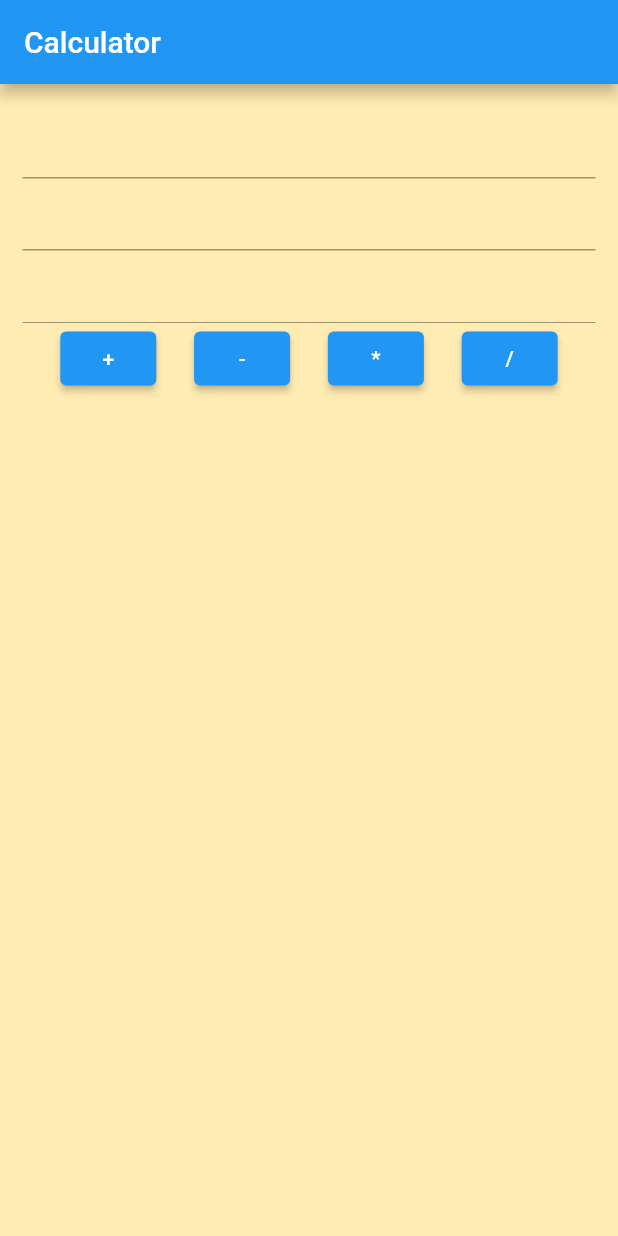
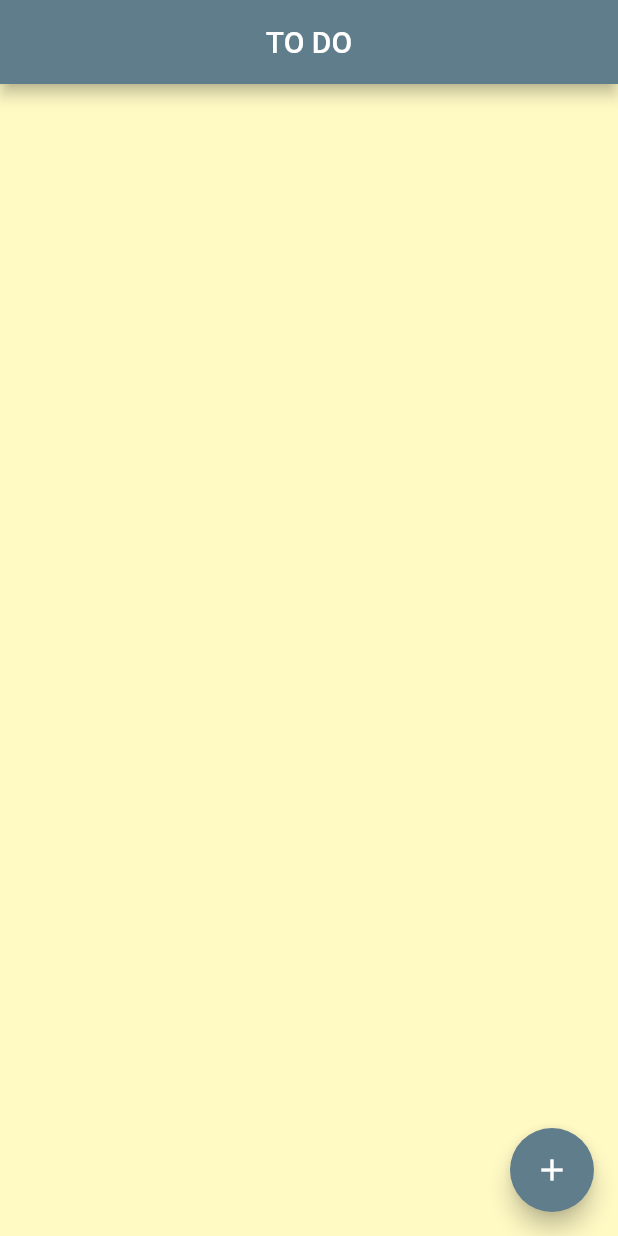
Before and after one commit to Safeer-Hussain/flutter_application_1, a Flutter app: the screen it shows after launch, on a phone screen of 412 x 824 dp. Run offline on Flutter 3.47's test engine with Material 2 defaults, Android fonts, the phone set to English and light mode, and no system bars; our stand-ins replace flutter_slidable.

```diff
--- a/lib/main.dart
+++ b/lib/main.dart
@@ -1,81 +1,22 @@
 // ignore_for_file: dead_code
 
 import 'package:flutter/material.dart';
+
+import 'pages/home_page.dart';
 
 void main() {
   runApp(const MainApp());
 }
 
-class MainApp extends StatefulWidget {
+class MainApp extends StatelessWidget {
   const MainApp({super.key});
-
-  @override
-  State<MainApp> createState() => _MainAppState();
-}
-
-class _MainAppState extends State<MainApp> {
-  var firstValue = TextEditingController();
-  var secondValue = TextEditingController();
-  var finalValue = TextEditingController();
 
   @override
   Widget build(BuildContext context) {
     return MaterialApp(
-      home: Scaffold(
-        appBar: AppBar(title: const Text("Calculator")),
-        body: Container(
-          padding: const EdgeInsets.all(15.0),
-          color: Colors.amber.shade100,
-          child: Column(children: [
-            TextField(
-              controller: firstValue,
-              keyboardType: TextInputType.number,
-            ),
-            TextField(
-              controller: secondValue,
-              keyboardType: TextInputType.number,
-            ),
-            TextField(controller: finalValue, enabled: false),
-            Row(
-              mainAxisAlignment: MainAxisAlignment.spaceEvenly,
-              children: [
-                button(value1: firstValue, value2: secondValue, operator: "+"),
-                button(value1: firstValue, value2: secondValue, operator: "-"),
-                button(value1: firstValue, value2: secondValue, operator: "*"),
-                button(value1: firstValue, value2: secondValue, operator: "/"),
-              ],
-            )
-          ]),
-        ),
-      ),
+      home: const HomePage(),
+      debugShowCheckedModeBanner: false,
+      theme: ThemeData(primarySwatch: Colors.blueGrey),
     );
   }
-
-  ElevatedButton button(
-      {required dynamic value1,
-      required dynamic value2,
-      required String operator}) {
-    return ElevatedButton(
-        onPressed: () {
-          switch (operator) {
-            case "+":
-              finalValue.text =
-                  (int.parse(value1.text) + int.parse(value2.text)).toString();
-              break;
-            case "-":
-              finalValue.text =
-                  (int.parse(value1.text) - int.parse(value2.text)).toString();
-              break;
-            case "*":
-              finalValue.text =
-                  (int.parse(value1.text) * int.parse(value2.text)).toString();
-              break;
-            case "/":
-              finalValue.text =
-                  (int.parse(value1.text) / int.parse(value2.text)).toString();
-              break;
-          }
-        },
-        child: Text(operator));
-  }
 }
--- /dev/null
+++ b/lib/pages/home_page.dart
@@ -0,0 +1,68 @@
+import 'package:flutter/material.dart';
+import 'package:flutter_application_1/utilities/todo_tile.dart';
+
+import '../utilities/dialog_box.dart';
+
+class HomePage extends StatefulWidget {
+  const HomePage({super.key});
+
+  @override
+  State<HomePage> createState() => _HomePageState();
+}
+
+class _HomePageState extends State<HomePage> {
+  final _controller = TextEditingController();
+  List listTile = [];
+  saveToList() {
+    setState(() {
+      listTile.add([_controller.text, false]);
+      _controller.clear();
+    });
+    Navigator.of(context).pop();
+  }
+
+  @override
+  Widget build(BuildContext context) {
+    return Scaffold(
+      appBar: AppBar(
+        title: const Text("TO DO"),
+        centerTitle: true,
+        elevation: 4,
+      ),
+      body: Container(
+        decoration: BoxDecoration(color: Colors.yellow[100]),
+        child: ListView.builder(
+            itemBuilder: (context, i) => ToDoTile(
+                  checkBox: listTile[i][1],
+                  onChanged: (value) {
+                    setState(() {
+                      listTile[i][1] = value;
+                    });
+                  },
+                  taskName: listTile[i][0],
+                  onDelete: (context) {
+                    // Navigator.of(context).pop();
+                    setState(() {
+                      listTile.removeAt(i);
+                    });
+                  },
+                ),
+            itemCount: listTile.length),
+      ),
+      floatingActionButton: FloatingActionButton(
+        onPressed: () {
+          showDialog(
+            context: context,
+            builder: (context) {
+              return DialogBox(
+                controller: _controller,
+                onSave: () => saveToList(),
+              );
+            },
+          );
+        },
+        child: const Icon(Icons.add),
+      ),
+    );
+  }
+}
--- a/pubspec.yaml
+++ b/pubspec.yaml
@@ -9,12 +9,15 @@ environment:
 dependencies:
   flutter:
     sdk: flutter
+  flutter_slidable: ^3.0.1
   http: ^1.1.0
 
 dev_dependencies:
-  flutter_lints: ^2.0.0
+  flutter_lints: ^3.0.1
   flutter_test:
     sdk: flutter
 
 flutter:
   uses-material-design: true
+  assets:
+    - lib/assets/
```
Also changed, not shown: lib/utilities/button.dart (added, +16 -0 lines), lib/utilities/dialog_box.dart (added, +44 -0 lines), lib/utilities/todo_tile.dart (added, +51 -0 lines), lib/assets/1.jpg (added), lib/assets/2.jpg (added), lib/assets/3.png (added), pubspec.lock.
